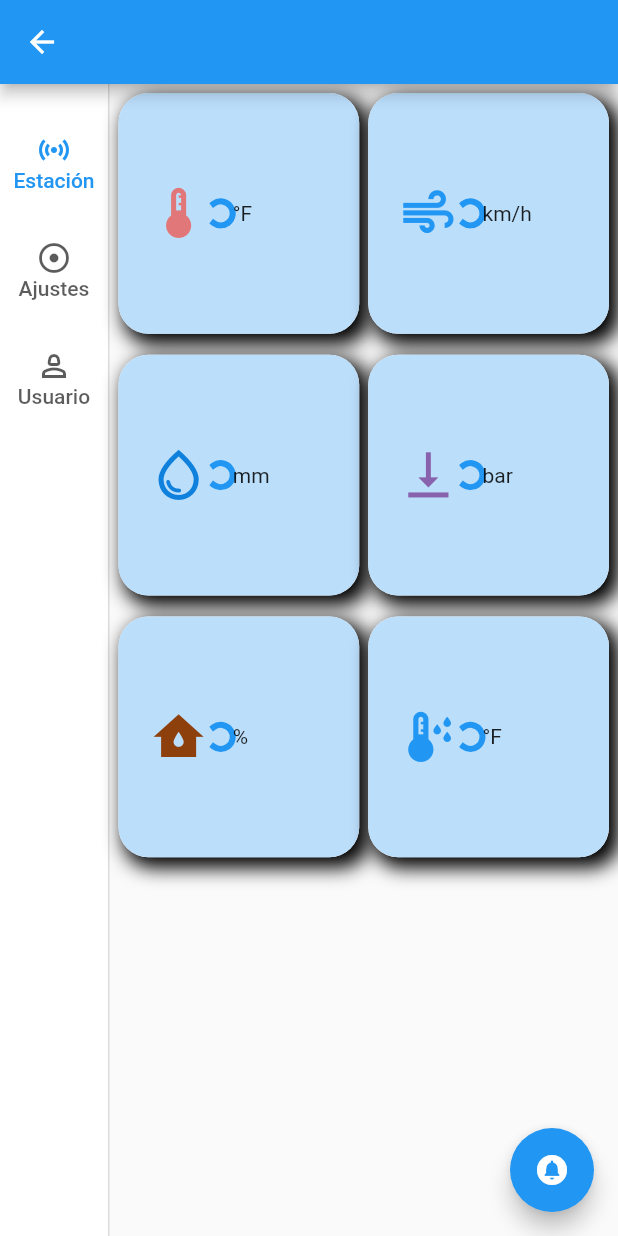
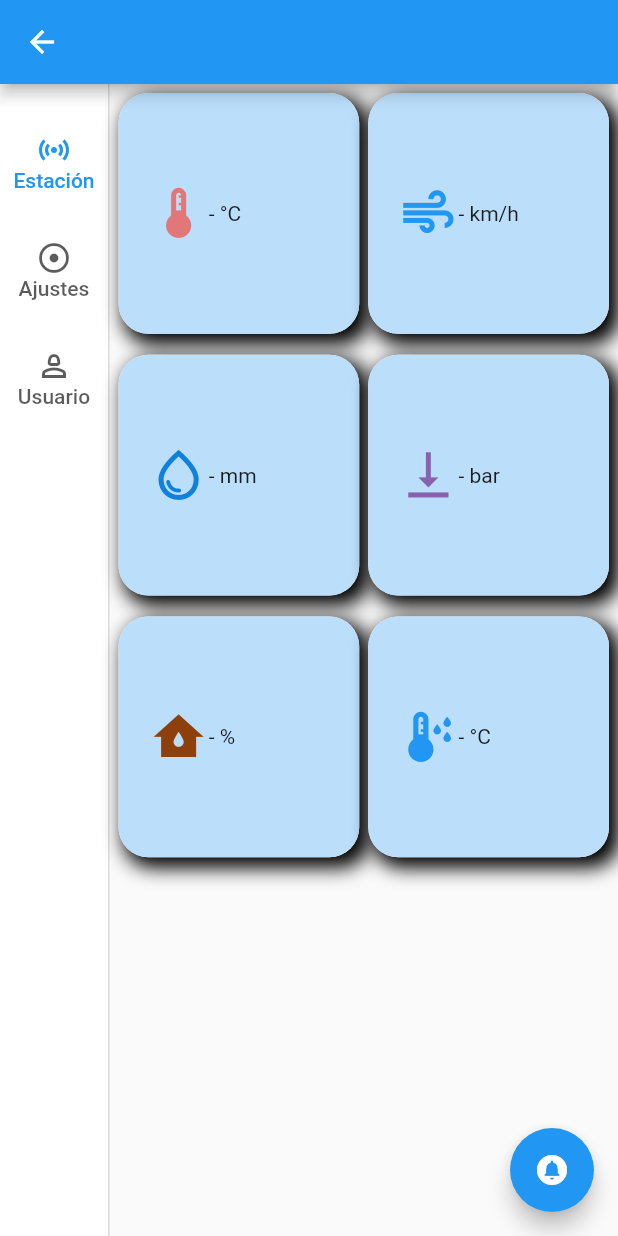
Before and after one commit to kniiok/estacionex, a Flutter app: the StationDetailPage screen opened directly with empty values, on a phone screen of 412 x 824 dp. Run offline on Flutter 3.47's test engine with Material 2 defaults, Android fonts, the light colour scheme and no system bars; our stand-ins replace flutter_local_notifications, flutter_map, latlong2, settings_ui, shared_preferences, sqflite; missing offline and left inert: flutter_map_marker_cluster, flutter_titled_container, mongo_dart, mqtt_client, stacked_notification_cards; accounts and stored records are empty.

Commit message:
Lo de hoy :o

```diff
--- a/lib/MqttHandlerAlarm.dart
+++ b/lib/MqttHandlerAlarm.dart
@@ -37,7 +37,7 @@ class MqttHandlerAlarm with ChangeNotifier {
         .withWillMessage('Will message')
         .startClean()
         .withWillQos(MqttQos.atLeastOnce)
-        .authenticateAs('Facundo', '1234');
+        .authenticateAs('Tomas', '1234');
 
     print('Connecting....');
 
@@ -60,7 +60,7 @@ class MqttHandlerAlarm with ChangeNotifier {
 
     final topic = 'Alertas';
     print('Subscribing to the Alertas');
-    client.subscribe(topic, MqttQos.atMostOnce);
+    client.subscribe(topic, MqttQos.atLeastOnce);
 
     client.updates!.listen((List<MqttReceivedMessage<MqttMessage?>>? c) async {
       final recMess = c![0].payload as MqttPublishMessage;
--- a/lib/listenerMqtt.dart
+++ b/lib/listenerMqtt.dart
@@ -35,7 +35,7 @@ class _ListenerWidgetState extends State<ListenerWidget> {
           return Row(
             mainAxisAlignment: MainAxisAlignment.spaceEvenly,
             children: <Widget>[
-              Text(value,
+              Text(value=='null'?'-':value,
                   style: const TextStyle(color: Colors.black, fontSize: 18))
             ],
           );
@@ -70,12 +70,13 @@ class _MyWidgetState extends State<MyWidget> {
     prefs = await SharedPreferences.getInstance();
     final ultMsj = prefs.getString('ultMsj-$stationName-$parameter') ?? '';
     //print('Get-$ultMsj');
-    return ultMsj;
+    return ultMsj==null||ultMsj=="NaN"||ultMsj=="null"?"-":ultMsj;
   }
 
   @override
   Widget build(BuildContext context) {
     return FutureBuilder(
+
         future: getUltMsj(widget.stationName, widget.parameter),
         builder: (context, AsyncSnapshot<String> snapshot) {
           if (snapshot.data!.isNotEmpty) {
@@ -92,8 +93,7 @@ class _MyWidgetState extends State<MyWidget> {
                   )
                 ]);
           } else {
-            return SizedBox(
-                width: 16, height: 16, child: CircularProgressIndicator());
+                return Text("- ");
           }
         });
   }
--- a/lib/notification-services.dart
+++ b/lib/notification-services.dart
@@ -42,5 +42,6 @@ const DarwinInitializationSettings initializationSettingsIOS = DarwinInitializat
     await flutterLocalNotificationsPlugin.show(1, 'Alarma de Clima',  dataObject['topic'], notificationDetails);
     Alarm alarm = Alarm(id: UniqueKey().hashCode, station: dataObject['topic'], data: dataObject['data'].toString(), state: 1);
     sqliteService.createItem(alarm);
+    updateNotifications();
 
  }
--- a/lib/notificationsPage.dart
+++ b/lib/notificationsPage.dart
@@ -11,7 +11,7 @@ class NotificationsPage extends StatelessWidget {
       appBar: AppBar(
         title: Text('Notificaciones'),
       ),
-      body: Center(
+      body: const Center(
         child: NotificationPage(),
       ),
     );
@@ -78,7 +78,8 @@ class _NotificationPageState extends State<NotificationPage> {
               ],
               notificationCardTitle: 'Alerta',
               notificationCards: [...listAlarms],
-              cardColor: Color.fromARGB(255, 229, 166, 166),
+              cardColor: Color.fromARGB(255, 250, 237, 192),
+
               padding: 16,
               actionTitle: Text(
                 'Notificaciones',
--- a/lib/stationDetailPage.dart
+++ b/lib/stationDetailPage.dart
@@ -151,7 +151,7 @@ class _StationDetailPageState extends State<StationDetailPage> {
                           ListenerWidget(
                               stationName: widget.stationName,
                               parameter: 'temp'),
-                          const Text('°F'),
+                          const Text('°C'),
                         ],
                       ),
                     ),
@@ -381,7 +381,7 @@ class _StationDetailPageState extends State<StationDetailPage> {
                           ListenerWidget(
                               stationName: widget.stationName,
                               parameter: 'dew_point'),
-                          const Text('°F'),
+                          const Text('°C'),
                         ],
                       ),
                     ),
```
Also changed, not shown: lib/stationListPage.dart (+11 -8 lines), pubspec.lock.
